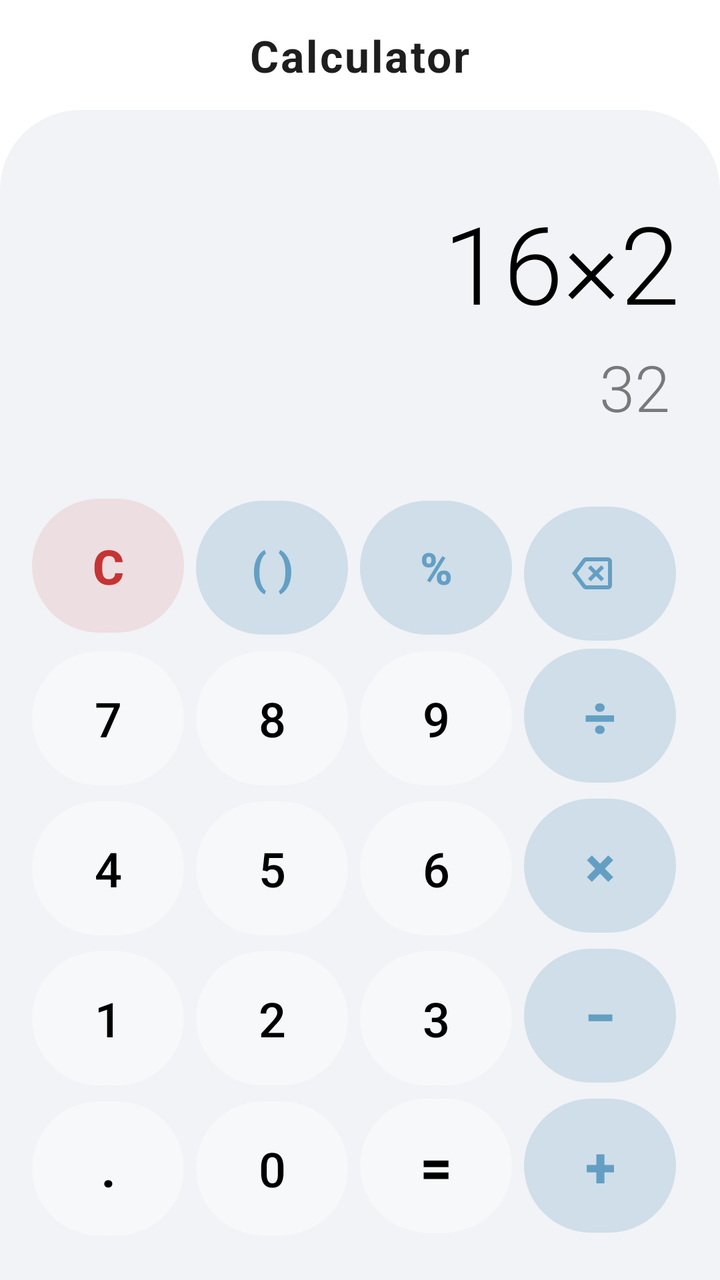
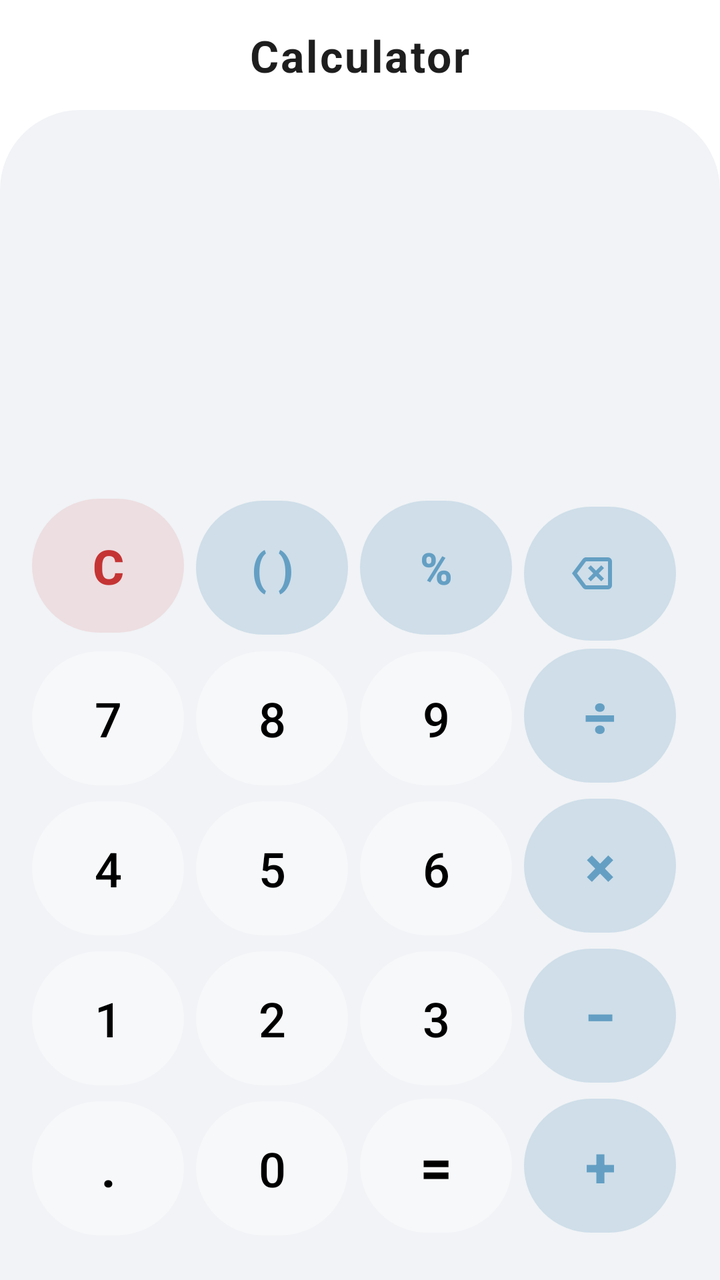

Before-and-after screenshots of an Android layout around one commit, followed by the original layout XML and the change that was made.
<!-- AndroidManifest.xml: application theme Theme.Ca -->
<!-- res/layout/activity_main.xml -->
<?xml version="1.0" encoding="utf-8"?>
<androidx.constraintlayout.widget.ConstraintLayout xmlns:android="http://schemas.android.com/apk/res/android"
    xmlns:app="http://schemas.android.com/apk/res-auto"
    xmlns:tools="http://schemas.android.com/tools"
    android:id="@+id/main"
    android:layout_width="match_parent"
    android:layout_height="match_parent"
    android:background="@color/white"
    tools:context=".MainActivity">

    <androidx.constraintlayout.widget.ConstraintLayout
        android:id="@+id/header_title"
        android:layout_width="match_parent"
        android:layout_height="55dp"
        app:layout_constraintTop_toTopOf="parent">

        <TextView
            android:layout_width="wrap_content"
            android:layout_height="wrap_content"
            android:fontFamily="sans-serif"
            android:letterSpacing="0.05"
            android:text="Calculator"
            android:textColor="#E1000000"
            android:textSize="22sp"
            android:textStyle="bold"
            app:layout_constraintBottom_toBottomOf="parent"
            app:layout_constraintEnd_toEndOf="parent"
            app:layout_constraintStart_toStartOf="parent"
            app:layout_constraintTop_toTopOf="parent"/>

    </androidx.constraintlayout.widget.ConstraintLayout>

    <androidx.constraintlayout.widget.ConstraintLayout
        android:id="@+id/body_main"
        android:layout_width="match_parent"
        android:layout_height="0dp"
        android:background="@drawable/rounded_body_background"
        app:layout_constraintBottom_toBottomOf="parent"
        app:layout_constraintTop_toBottomOf="@id/header_title">

        <EditText
            android:id="@+id/input_box"
            android:layout_width="match_parent"
            android:layout_height="wrap_content"
            android:layout_marginStart="20dp"
            android:layout_marginTop="40dp"
            android:layout_marginEnd="20dp"
            android:background="@android:color/transparent"
            android:cursorVisible="true"
            android:focusable="false"
            android:fontFamily="sans-serif-light"
            android:gravity="end"
            android:inputType="none"
            android:text="16×2"
            android:textColor="#000000"
            android:textSize="54sp"
            app:layout_constraintTop_toTopOf="parent"
            tools:ignore="Autofill,LabelFor" />

        <TextView
            android:id="@+id/digit_total"
            android:layout_width="match_parent"
            android:layout_height="wrap_content"
            android:layout_marginHorizontal="25dp"
            android:layout_marginTop="5dp"
            android:alpha="0.6"
            android:fontFamily="sans-serif-light"
            android:gravity="end"
            android:text="32"
            android:textColor="#282828"
            android:textSize="32sp"
            app:layout_constraintTop_toBottomOf="@id/input_box"/>

        <LinearLayout
            android:id="@+id/buttons_box"
            android:layout_width="match_parent"
            android:layout_height="wrap_content"
            android:orientation="vertical"
            android:padding="16dp"
            app:layout_constraintBottom_toBottomOf="parent"
            app:layout_constraintTop_toBottomOf="@+id/digit_total"
            app:layout_constraintVertical_bias="0.8">

            
            <LinearLayout
                android:layout_width="match_parent"
                android:layout_height="wrap_content"
                android:orientation="horizontal">

                <com.google.android.material.button.MaterialButton
                    android:id="@+id/delete"
                    style="@style/Widget.Material3.Button"
                    android:layout_width="0dp"
                    android:layout_height="75dp"
                    android:layout_marginEnd="6dp"
                    android:layout_weight="1"
                    android:text="C"
                    android:textColor="#C53434"
                    android:textSize="24sp"
                    android:textStyle="bold"
                    app:backgroundTint="#1BC53434"/>

                <com.google.android.material.button.MaterialButton
                    android:id="@+id/brackets"
                    style="@style/Widget.Material3.Button"
                    android:layout_width="0dp"
                    android:layout_height="75dp"
                    android:layout_marginEnd="6dp"
                    android:layout_weight="1"
                    android:text="( )"
                    android:textColor="#649FC3"
                    android:textSize="22sp"
                    android:textStyle="bold"
                    app:backgroundTint="#3F649FC3"/>

                <com.google.android.material.button.MaterialButton
                    android:id="@+id/percentage"
                    style="@style/Widget.Material3.Button"
                    android:layout_width="0dp"
                    android:layout_height="75dp"
                    android:layout_marginEnd="6dp"
                    android:layout_weight="1"
                    android:text="%"
                    android:textColor="#649FC3"
                    android:textSize="22sp"
                    android:textStyle="bold"
                    app:backgroundTint="#3F649FC3"/>

                <com.google.android.material.button.MaterialButton
                    android:id="@+id/backspace"
                    style="@style/Widget.Material3.Button"
                    android:layout_width="0dp"
                    android:layout_height="75dp"
                    android:layout_marginEnd="6dp"
                    android:layout_weight="1"
                    android:padding="0dp"
                    app:backgroundTint="#3F649FC3"
                    app:icon="@drawable/backspace"
                    app:iconGravity="textStart"
                    app:iconSize="24dp"
                    app:iconTint="#649FC3"/>
            </LinearLayout>

            
            <LinearLayout
                android:layout_width="match_parent"
                android:layout_height="wrap_content"
                android:orientation="horizontal">

                <com.google.android.material.button.MaterialButton
                    android:id="@+id/key7"
                    style="@style/Widget.Material3.Button"
                    android:layout_width="0dp"
                    android:layout_height="75dp"
                    android:layout_marginEnd="6dp"
                    android:layout_weight="1"
                    android:text="7"
                    android:textColor="#000000"
                    android:textSize="24sp"
                    app:backgroundTint="#5FFFFFFF"/>

                <com.google.android.material.button.MaterialButton
                    android:id="@+id/key8"
                    style="@style/Widget.Material3.Button"
                    android:layout_width="0dp"
                    android:layout_height="75dp"
                    android:layout_marginEnd="6dp"
                    android:layout_weight="1"
                    android:text="8"
                    android:textColor="#000000"
                    android:textSize="24sp"
                    app:backgroundTint="#5FFFFFFF"/>

                <com.google.android.material.button.MaterialButton
                    android:id="@+id/key9"
                    style="@style/Widget.Material3.Button"
                    android:layout_width="0dp"
                    android:layout_height="75dp"
                    android:layout_marginEnd="6dp"
                    android:layout_weight="1"
                    android:text="9"
                    android:textColor="#000000"
                    android:textSize="24sp"
                    app:backgroundTint="#5FFFFFFF"/>

                <com.google.android.material.button.MaterialButton
                    android:id="@+id/devide"
                    style="@style/Widget.Material3.Button"
                    android:layout_width="0dp"
                    android:layout_height="75dp"
                    android:layout_marginEnd="6dp"
                    android:layout_weight="1"
                    android:text="÷"
                    android:textColor="#649FC3"
                    android:textSize="28sp"
                    android:textStyle="bold"
                    app:backgroundTint="#3F649FC3"/>
            </LinearLayout>

            
            <LinearLayout
                android:layout_width="match_parent"
                android:layout_height="wrap_content"
                android:orientation="horizontal">

                <com.google.android.material.button.MaterialButton
                    android:id="@+id/key4"
                    style="@style/Widget.Material3.Button"
                    android:layout_width="0dp"
                    android:layout_height="75dp"
                    android:layout_marginEnd="6dp"
                    android:layout_weight="1"
                    android:text="4"
                    android:textColor="#000000"
                    android:textSize="24sp"
                    app:backgroundTint="#5FFFFFFF"/>

                <com.google.android.material.button.MaterialButton
                    android:id="@+id/key5"
                    style="@style/Widget.Material3.Button"
                    android:layout_width="0dp"
                    android:layout_height="75dp"
                    android:layout_marginEnd="6dp"
                    android:layout_weight="1"
                    android:text="5"
                    android:textColor="#000000"
                    android:textSize="24sp"
                    app:backgroundTint="#5FFFFFFF"/>

                <com.google.android.material.button.MaterialButton
                    android:id="@+id/key6"
                    style="@style/Widget.Material3.Button"
                    android:layout_width="0dp"
                    android:layout_height="75dp"
                    android:layout_marginEnd="6dp"
                    android:layout_weight="1"
                    android:text="6"
                    android:textColor="#000000"
                    android:textSize="24sp"
                    app:backgroundTint="#5FFFFFFF"/>

                <com.google.android.material.button.MaterialButton
                    android:id="@+id/multiply"
                    style="@style/Widget.Material3.Button"
                    android:layout_width="0dp"
                    android:layout_height="75dp"
                    android:layout_marginEnd="6dp"
                    android:layout_weight="1"
                    android:text="×"
                    android:textColor="#649FC3"
                    android:textSize="28sp"
                    android:textStyle="bold"
                    app:backgroundTint="#3F649FC3"/>
            </LinearLayout>

            
            <LinearLayout
                android:layout_width="match_parent"
                android:layout_height="wrap_content"
                android:orientation="horizontal">

                <com.google.android.material.button.MaterialButton
                    android:id="@+id/key1"
                    style="@style/Widget.Material3.Button"
                    android:layout_width="0dp"
                    android:layout_height="75dp"
                    android:layout_marginEnd="6dp"
                    android:layout_weight="1"
                    android:text="1"
                    android:textColor="#000000"
                    android:textSize="24sp"
                    app:backgroundTint="#5FFFFFFF"/>

                <com.google.android.material.button.MaterialButton
                    android:id="@+id/key2"
                    style="@style/Widget.Material3.Button"
                    android:layout_width="0dp"
                    android:layout_height="75dp"
                    android:layout_marginEnd="6dp"
                    android:layout_weight="1"
                    android:text="2"
                    android:textColor="#000000"
                    android:textSize="24sp"
                    app:backgroundTint="#5FFFFFFF"/>

                <com.google.android.material.button.MaterialButton
                    android:id="@+id/key3"
                    style="@style/Widget.Material3.Button"
                    android:layout_width="0dp"
                    android:layout_height="75dp"
                    android:layout_marginEnd="6dp"
                    android:layout_weight="1"
                    android:text="3"
                    android:textColor="#000000"
                    android:textSize="24sp"
                    app:backgroundTint="#5FFFFFFF"/>

                <com.google.android.material.button.MaterialButton
                    android:id="@+id/subtract"
                    style="@style/Widget.Material3.Button"
                    android:layout_width="0dp"
                    android:layout_height="75dp"
                    android:layout_marginEnd="6dp"
                    android:layout_weight="1"
                    android:text="−"
                    android:textColor="#649FC3"
                    android:textSize="28sp"
                    android:textStyle="bold"
                    app:backgroundTint="#3F649FC3"/>
            </LinearLayout>

            
            <LinearLayout
                android:layout_width="match_parent"
                android:layout_height="wrap_content"
                android:orientation="horizontal">

                <com.google.android.material.button.MaterialButton
                    android:id="@+id/dot"
                    style="@style/Widget.Material3.Button"
                    android:layout_width="0dp"
                    android:layout_height="75dp"
                    android:layout_marginEnd="6dp"
                    android:layout_weight="1"
                    android:text="."
                    android:textColor="#000000"
                    android:textSize="24sp"
                    android:textStyle="bold"
                    app:backgroundTint="#5FFFFFFF"/>

                <com.google.android.material.button.MaterialButton
                    android:id="@+id/key0"
                    style="@style/Widget.Material3.Button"
                    android:layout_width="0dp"
                    android:layout_height="75dp"
                    android:layout_marginEnd="6dp"
                    android:layout_weight="1"
                    android:text="0"
                    android:textColor="#000000"
                    android:textSize="24sp"
                    app:backgroundTint="#5FFFFFFF"/>

                <com.google.android.material.button.MaterialButton
                    android:id="@+id/equal"
                    style="@style/Widget.Material3.Button"
                    android:layout_width="0dp"
                    android:layout_height="75dp"
                    android:layout_marginEnd="6dp"
                    android:layout_weight="1"
                    android:text="="
                    android:textColor="@color/black"
                    android:textSize="28sp"
                    android:textStyle="bold"
                    app:backgroundTint="#5FFFFFFF"/>

                <com.google.android.material.button.MaterialButton
                    android:id="@+id/add"
                    style="@style/Widget.Material3.Button"
                    android:layout_width="0dp"
                    android:layout_height="75dp"
                    android:layout_marginEnd="6dp"
                    android:layout_weight="1"
                    android:text="+"
                    android:textColor="#649FC3"
                    android:textSize="28sp"
                    android:textStyle="bold"
                    app:backgroundTint="#3F649FC3"/>
            </LinearLayout>

        </LinearLayout>

    </androidx.constraintlayout.widget.ConstraintLayout>

</androidx.constraintlayout.widget.ConstraintLayout>
<!-- resources referenced by this layout -->
<resources>
  <color name="black">#FF000000</color>
  <color name="white">#FFFFFFFF</color>
  <!-- drawable backspace (drawable) -->
  <vector xmlns:android="http://schemas.android.com/apk/res/android" android:autoMirrored="true" android:height="24dp" android:tint="#000000" android:viewportHeight="960" android:viewportWidth="960" android:width="24dp">
        
      <path android:fillColor="@android:color/white" android:pathData="M456,640L560,536L664,640L720,584L616,480L720,376L664,320L560,424L456,320L400,376L504,480L400,584L456,640ZM360,800Q341,800 324,791.5Q307,783 296,768L80,480L296,192Q307,177 324,168.5Q341,160 360,160L800,160Q833,160 856.5,183.5Q880,207 880,240L880,720Q880,753 856.5,776.5Q833,800 800,800L360,800ZM180,480L360,720Q360,720 360,720Q360,720 360,720L800,720Q800,720 800,720Q800,720 800,720L800,240Q800,240 800,240Q800,240 800,240L360,240Q360,240 360,240Q360,240 360,240L180,480ZM580,480Q580,480 580,480Q580,480 580,480L580,480Q580,480 580,480Q580,480 580,480L580,480Q580,480 580,480Q580,480 580,480L580,480L580,480Q580,480 580,480Q580,480 580,480Z"/>
      
  </vector>
  <!-- drawable rounded_body_background (drawable) -->
  <?xml version="1.0" encoding="utf-8"?>
  <shape xmlns:android="http://schemas.android.com/apk/res/android">
      <solid android:color="#F1F3F6" />
      <corners
          android:topLeftRadius="40dp"
          android:topRightRadius="40dp" />
  </shape>
  <style name="Theme.Ca" parent="Base.Theme.Ca" />
  <style name="Base.Theme.Ca" parent="Theme.Material3.DayNight.NoActionBar">
          
          
      </style>
</resources>

<!-- the commit's change to res/layout/activity_main.xml (unified diff, before → after) -->
@@ -42,20 +42,18 @@
             android:id="@+id/input_box"
             android:layout_width="match_parent"
             android:layout_height="wrap_content"
-            android:layout_marginStart="20dp"
             android:layout_marginTop="40dp"
-            android:layout_marginEnd="20dp"
             android:background="@android:color/transparent"
             android:cursorVisible="true"
             android:focusable="false"
             android:fontFamily="sans-serif-light"
             android:gravity="end"
             android:inputType="none"
-            android:text="16×2"
             android:textColor="#000000"
             android:textSize="54sp"
             app:layout_constraintTop_toTopOf="parent"
-            tools:ignore="Autofill,LabelFor" />
+            tools:ignore="Autofill,LabelFor"
+            tools:layout_editor_absoluteX="20dp" />
 
         <TextView
             android:id="@+id/digit_total"
@@ -66,10 +64,10 @@
             android:alpha="0.6"
             android:fontFamily="sans-serif-light"
             android:gravity="end"
-            android:text="32"
             android:textColor="#282828"
             android:textSize="32sp"
-            app:layout_constraintTop_toBottomOf="@id/input_box"/>
+            app:layout_constraintTop_toBottomOf="@id/input_box"
+            tools:layout_editor_absoluteX="25dp" />
 
         <LinearLayout
             android:id="@+id/buttons_box"
